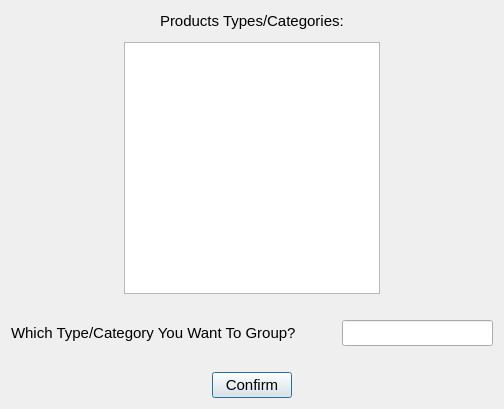
SamanOmidi/GroceryStore, file Store/addnewgroup.ui: the form before one commit.
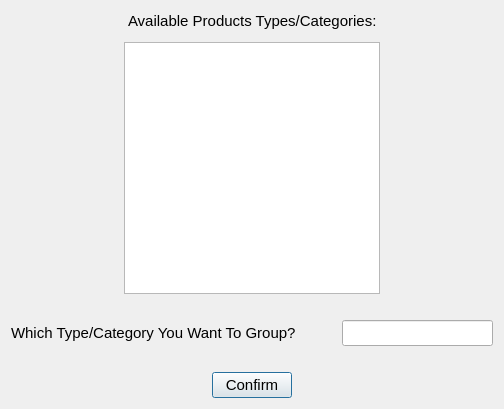
The form after the commit.

Diff of the .ui file:
```diff
--- a/Store/addnewgroup.ui
+++ b/Store/addnewgroup.ui
@@ -39,7 +39,7 @@
           </font>
          </property>
          <property name="text">
-          <string>Products Types/Categories:</string>
+          <string>Available Products Types/Categories:</string>
          </property>
         </widget>
        </item>
```
